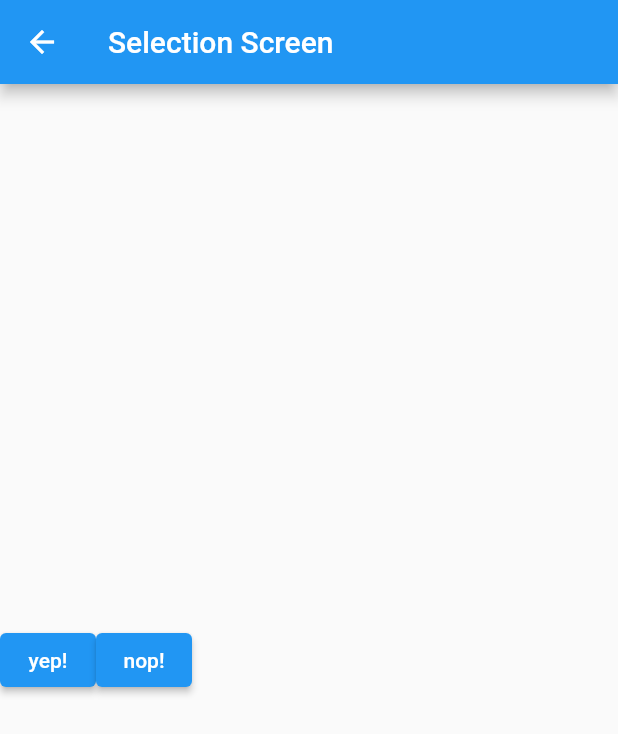
After one commit to lacj2000/navigation_return_data_flutter, a Flutter app: the screen it shows after launch, after a tap on "Get Value, any value", on a phone screen of 412 x 824 dp. The commit adds this screen. Shown: the top 734 px of the screen. Run offline on Flutter 3.47's test engine with Material 2 defaults, Android fonts, the phone set to English and light mode, and no system bars.

Commit message:
update - return data from navigation route

```diff
--- a/lib/ScreenArguments.dart
+++ /dev/null
@@ -1,6 +0,0 @@
-class ScreenArguments extends Object {
-  final String title;
-  final String message;
-
-  ScreenArguments(this.title, this.message);
-}
--- /dev/null
+++ b/lib/SelectionScreen.dart
@@ -0,0 +1,28 @@
+import 'package:flutter/material.dart';
+
+class SelectionScreen extends StatelessWidget {
+  @override
+  Widget build(BuildContext context) {
+    return Scaffold(
+      appBar: AppBar(
+        title: Text('Selection Screen'),
+      ),
+      body: Center(
+        child: Row(
+          children: <Widget>[
+            ElevatedButton(
+                child: Text('yep!'),
+                onPressed: () {
+                  Navigator.pop(context, 'yep!');
+                }),
+            ElevatedButton(
+                child: Text('nop!'),
+                onPressed: () {
+                  Navigator.pop(context, 'nop');
+                }),
+          ],
+        ),
+      ),
+    );
+  }
+}
--- a/lib/main.dart
+++ b/lib/main.dart
@@ -1,40 +1,47 @@
 import 'package:flutter/material.dart';
-import 'package:named_navigation_flutter/ScreenArguments.dart';
-import 'package:named_navigation_flutter/SecondScreen.dart';
-import 'package:named_navigation_flutter/ThirdScreen.dart';
+import 'package:named_navigation_flutter/SelectionScreen.dart';
 
 void main() {
   runApp(MaterialApp(
     title: "Basic Navigation",
     initialRoute: '/',
     routes: {
-      '/': (context) => FirstScreen(),
-      '/second': (context) => SecondScreen(),
-      ThirdScreen.route: (context) => ThirdScreen(),
+      '/': (context) => HomeScreen(),
+      '/selection': (context) => SelectionScreen(),
     },
   ));
 }
 
-class FirstScreen extends StatelessWidget {
+class HomeScreen extends StatelessWidget {
   @override
   Widget build(BuildContext context) {
     return Scaffold(
       appBar: AppBar(
-        title: Text('First Screen'),
+        title: Text('Home Page'),
       ),
       body: Center(
-        child: ElevatedButton(
-          onPressed: () {
-            Navigator.pushNamed(
-              context,
-              ThirdScreen.route,
-              arguments: ScreenArguments("Olá pão",
-                  "O dia não passa de uma simples duvida existencial"),
-            );
-          },
-          child: Text('Open third screen'),
-        ),
+        child: SelectionButton(),
       ),
     );
   }
 }
+
+class SelectionButton extends StatelessWidget {
+  @override
+  Widget build(BuildContext context) {
+    return ElevatedButton(
+      child: Text("Get Value, any value"),
+      onPressed: () => {_navigateAndDisplaySelection(context)},
+    );
+  }
+
+  _navigateAndDisplaySelection(BuildContext context) async {
+    final result = await Navigator.pushNamed(context, '/selection');
+    ScaffoldMessenger.of(context).clearSnackBars();
+    ScaffoldMessenger.of(context).showSnackBar(
+      SnackBar(
+        content: Text("$result"),
+      ),
+    );
+  }
+}
```
Also changed, not shown: lib/SecondScreen.dart (deleted, +0 -18 lines), lib/ThirdScreen.dart (deleted, +0 -19 lines).
